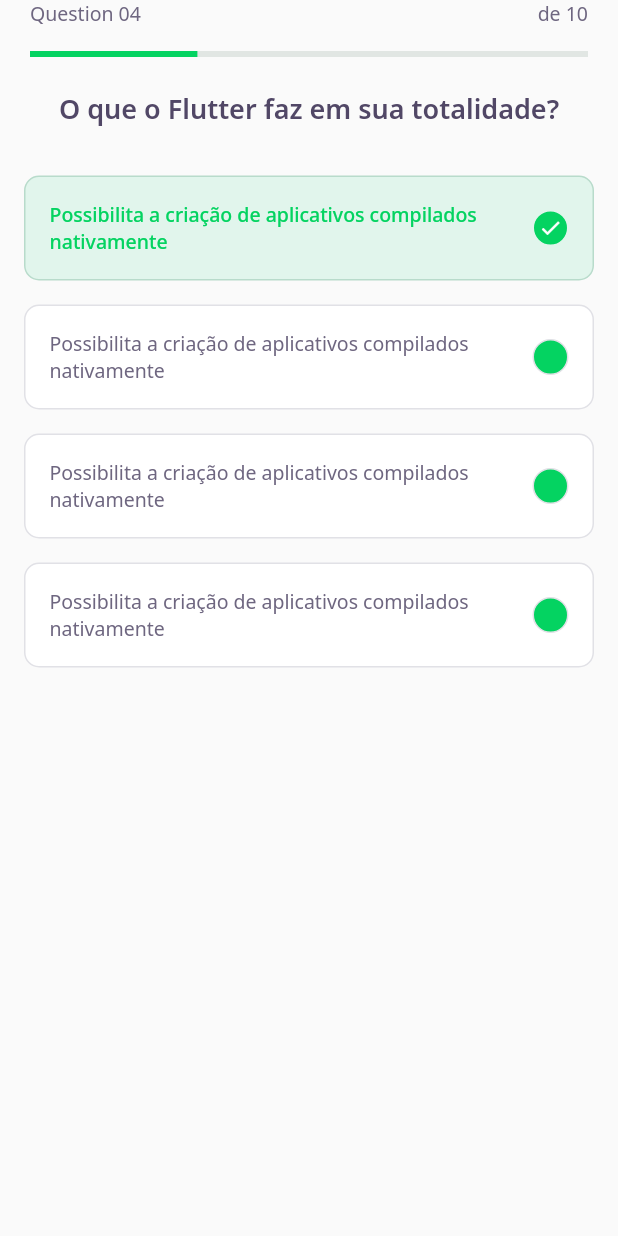
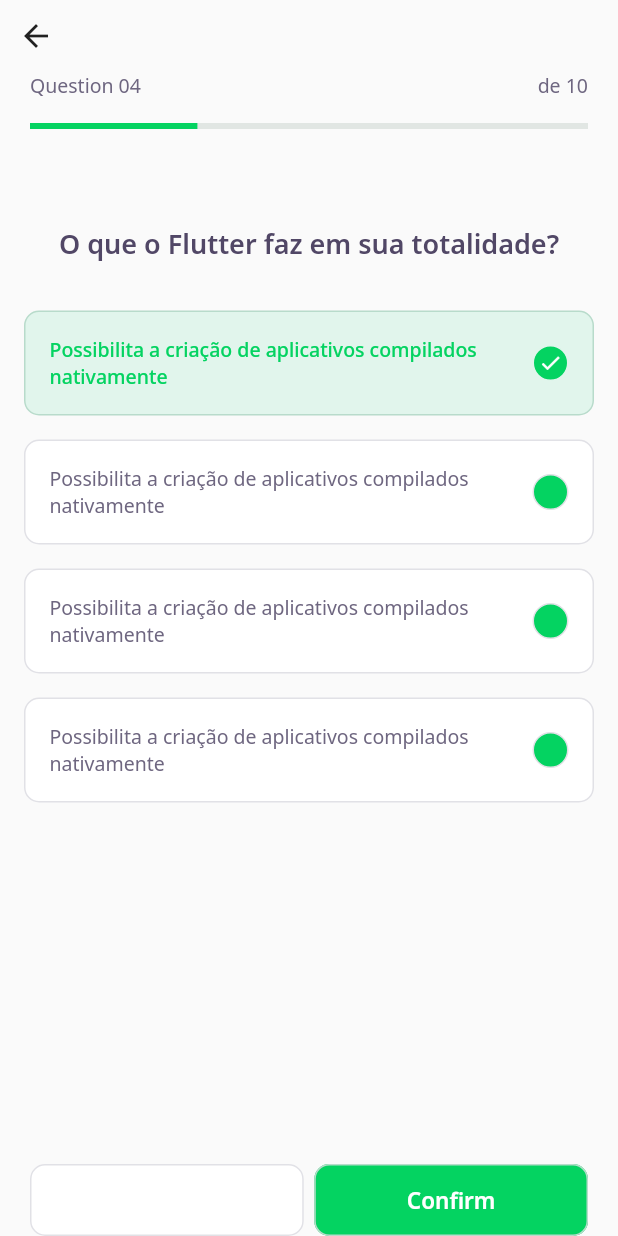
Before and after one commit to KetlenCamille/dev_quiz, a Flutter app: the ChallengePage screen opened directly, on a phone screen of 412 x 824 dp. Run offline on Flutter 3.47's test engine with Material 2 defaults, Android fonts, the phone set to English and light mode, and no system bars; our stand-ins replace google_fonts; network calls fail.

Commit message:
Day 04 - Creating NextButton and redirect widgets

```diff
--- a/lib/challenge/challenge_page.dart
+++ b/lib/challenge/challenge_page.dart
@@ -1,3 +1,4 @@
+import 'package:dev_quiz/challenge/widgets/next_button/next_button_widget.dart';
 import 'package:dev_quiz/challenge/widgets/question_indicator/question_indicator_widget.dart';
 import 'package:dev_quiz/challenge/widgets/quiz/quiz_widget.dart';
 import 'package:flutter/material.dart';
@@ -13,10 +14,35 @@ class _ChallengePageState extends State<ChallengePage> {
   Widget build(BuildContext context) {
     return Scaffold(
       appBar: PreferredSize(
-        preferredSize: Size.fromHeight(60),
-        child: SafeArea(top: true, child: QuestionIndicatorWidget()),
+        preferredSize: Size.fromHeight(86),
+        child: SafeArea(top: true,
+          child: Column(
+            crossAxisAlignment: CrossAxisAlignment.start,
+            children: [
+              BackButton(),
+              QuestionIndicatorWidget(),
+            ],
+          )
+        ),
       ),
       body: QuizWidget(title: "O que o Flutter faz em sua totalidade?"),
+      bottomNavigationBar: SafeArea(
+        child: Padding(
+          padding: const EdgeInsets.symmetric(horizontal: 20),
+          child: Row(
+            mainAxisAlignment: MainAxisAlignment.spaceAround,
+            children: [
+              Expanded(
+                child: NextButtonWidget.white(label: "Easy", onTap: (){})
+              ),
+              SizedBox(width: 7),
+              Expanded(
+                child: NextButtonWidget.green(label: "Confirm", onTap: (){})
+              ),
+            ],
+          ),
+        ),
+      ),
     );
   }
 }
--- /dev/null
+++ b/lib/challenge/widgets/next_button/next_button_widget.dart
@@ -0,0 +1,58 @@
+import 'package:dev_quiz/core/app_colors.dart';
+import 'package:flutter/material.dart';
+import 'package:google_fonts/google_fonts.dart';
+
+class NextButtonWidget extends StatelessWidget {
+  final String label;
+  final Color backgroudColor;
+  final Color fontColor;
+  final Color borderColor;
+  final VoidCallback onTap;
+
+  NextButtonWidget({
+    required this.label,
+    required this.backgroudColor,
+    required this.fontColor,
+    required this.borderColor,
+    required this.onTap
+  });
+
+  NextButtonWidget.green({required String label, required VoidCallback onTap})
+    : this.backgroudColor = AppColors.darkGreen,
+     this.fontColor = AppColors.white,
+     this.borderColor = AppColors.green,
+     this.onTap = onTap,
+     this.label = label;
+
+
+  NextButtonWidget.white({required String label, required VoidCallback onTap})
+    : this.backgroudColor = AppColors.white,
+     this.fontColor = AppColors.grey,
+     this.borderColor = AppColors.border,
+     this.onTap = onTap,
+     this.label = label;
+
+  @override
+  Widget build(BuildContext context) {
+    return Container(
+      height: 48,
+      child: TextButton(
+        style: ButtonStyle(
+          backgroundColor: MaterialStateProperty.all(backgroudColor),
+          shape: MaterialStateProperty.all(RoundedRectangleBorder(
+            borderRadius: BorderRadius.circular(10)
+          )),
+          side: MaterialStateProperty.all(BorderSide(color: borderColor)),
+        ),
+        onPressed: onTap,
+        child: Text(
+          label,
+          style: GoogleFonts.notoSans(
+            fontWeight: FontWeight.w600,
+            fontSize: 15,
+            color: AppColors.white
+          ))
+      ),
+    );
+  }
+}
--- a/lib/challenge/widgets/quiz/quiz_widget.dart
+++ b/lib/challenge/widgets/quiz/quiz_widget.dart
@@ -11,6 +11,7 @@ class QuizWidget extends StatelessWidget {
     return Container(
       child: Column(
         children: [
+          SizedBox(height: 64),
           Text(
             title,
             style: AppTextStyles.heading,
--- a/lib/core/app_widget.dart
+++ b/lib/core/app_widget.dart
@@ -1,5 +1,4 @@
 import 'package:dev_quiz/home/home_page.dart';
-//import 'package:dev_quiz/splash/splash_page.dart';
 import 'package:flutter/material.dart';
 
 class AppWidget extends StatelessWidget {
--- a/lib/home/home_page.dart
+++ b/lib/home/home_page.dart
@@ -1,3 +1,4 @@
+import 'package:dev_quiz/challenge/challenge_page.dart';
 import 'package:dev_quiz/core/app_colors.dart';
 import 'package:dev_quiz/home/widgets/appbar/app_bar_widget.dart';
 import 'package:dev_quiz/home/widgets/level_button/level_button_widget.dart';
@@ -57,6 +58,9 @@ class _HomePageState extends State<HomePage> {
                   children: controller.quizzes!.map((e) => QuizCardWidget(
                     title: e.title,
                     completed: "${e.questionAwnsered}/${e.questions.length}",
+                    onTap: (){
+                      Navigator.push(context, MaterialPageRoute(builder: (context) => ChallengePage()));
+                    },
                     percent: e.questionAwnsered / e.questions.length
                     )).toList()
                 ),
```
Also changed, not shown: lib/home/widgets/quiz_card/quiz_card_widget.dart (+7 -2 lines), lib/main.dart (+2 -109 lines), 1 other file.
